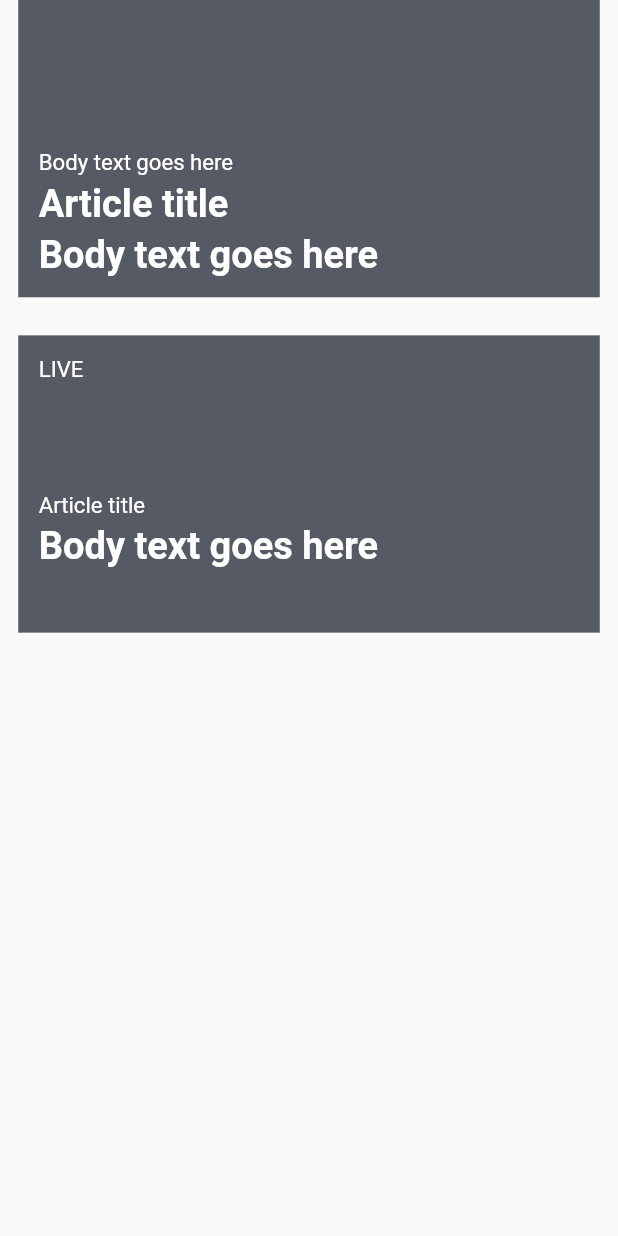
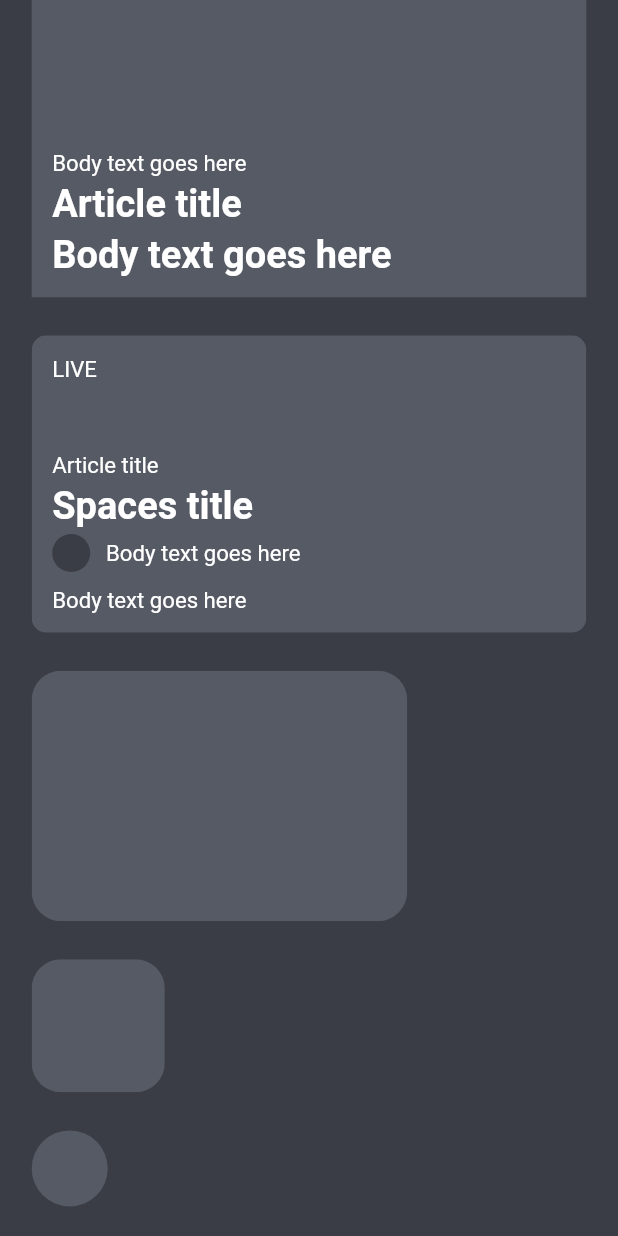
Before and after one commit to bukunmialuko/twitter_ui_kit, a Flutter app: the ImageryRootWidget screen opened by its route, on a phone screen of 412 x 824 dp. Run offline on Flutter 3.47's test engine with Material 2 defaults, Android fonts, the light colour scheme and no system bars; our stand-ins replace flutter_screenutil, flutter_svg, get_it.

Commit message:
Worked on avatar

```diff
--- a/lib/src/components/imagery/root.dart
+++ b/lib/src/components/imagery/root.dart
@@ -1,6 +1,10 @@
 import 'package:flutter/material.dart';
 import 'package:flutter_screenutil/flutter_screenutil.dart';
+import 'package:twitter_ui_kit/src/components/imagery/widgets/thumbnail_widget.dart';
+import 'package:twitter_ui_kit/src/res/colors.dart';
 
+import 'widgets/avatar_widget.dart';
+import 'widgets/feed_thumbnail_widget.dart';
 import 'widgets/hero_widget.dart';
 import 'widgets/spaces_widget.dart';
 
@@ -15,14 +19,26 @@ class _ImageryRootWidgetState extends State<ImageryRootWidget> {
   @override
   Widget build(BuildContext context) {
     return Scaffold(
+      backgroundColor: AppColors.twitterCharcoal100,
       body: SafeArea(
-        child: Column(
-          crossAxisAlignment: CrossAxisAlignment.center,
-          children: [
-            const HeroWidget(),
-            SizedBox(height: 26.h),
-            const SpacesWidget()
-          ],
+        child: SingleChildScrollView(
+          child: Padding(
+            padding: EdgeInsets.only(left: 20.w, right: 20.w),
+            child: Column(
+              crossAxisAlignment: CrossAxisAlignment.start,
+              children: [
+                const HeroWidget(),
+                SizedBox(height: 26.h),
+                const SpacesWidget(),
+                SizedBox(height: 26.h),
+                const FeedThumbnailWidget(),
+                SizedBox(height: 26.h),
+                const ThumbnailWidget(),
+                SizedBox(height: 26.h),
+                const AvatarWidget()
+              ],
+            ),
+          ),
         ),
       ),
     );
--- /dev/null
+++ b/lib/src/components/imagery/widgets/avatar_widget.dart
@@ -0,0 +1,19 @@
+import 'package:flutter/material.dart';
+import 'package:flutter_screenutil/flutter_screenutil.dart';
+import 'package:twitter_ui_kit/src/res/colors.dart';
+
+class AvatarWidget extends StatelessWidget {
+  const AvatarWidget({Key? key}) : super(key: key);
+
+  @override
+  Widget build(BuildContext context) {
+    return Container(
+      width: 48.w,
+      height: 48.w,
+      decoration: const BoxDecoration(
+        shape: BoxShape.circle,
+        color: AppColors.twitterStale100,
+      ),
+    );
+  }
+}
--- /dev/null
+++ b/lib/src/components/imagery/widgets/feed_thumbnail_widget.dart
@@ -0,0 +1,19 @@
+import 'package:flutter/material.dart';
+import 'package:flutter_screenutil/flutter_screenutil.dart';
+import 'package:twitter_ui_kit/src/res/colors.dart';
+
+class FeedThumbnailWidget extends StatelessWidget {
+  const FeedThumbnailWidget({Key? key}) : super(key: key);
+
+  @override
+  Widget build(BuildContext context) {
+    return ClipRRect(
+      borderRadius: BorderRadius.circular(20.r),
+      child: Container(
+        width: 237.w,
+        height: 171.h,
+        color: AppColors.twitterStale100,
+      ),
+    );
+  }
+}
--- a/lib/src/components/imagery/widgets/hero_widget.dart
+++ b/lib/src/components/imagery/widgets/hero_widget.dart
@@ -29,7 +29,7 @@ class HeroWidget extends StatelessWidget {
                 ),
                 maxLines: 2,
               ),
-              const SizedBox(height: 4),
+              SizedBox(height: 4.h),
               Text(
                 'Article title',
                 style: TextStyle(
@@ -40,7 +40,7 @@ class HeroWidget extends StatelessWidget {
                 ),
                 maxLines: 1,
               ),
-              const SizedBox(height: 4),
+              SizedBox(height: 4.h),
               Text(
                 'Body text goes here',
                 style: TextStyle(
--- a/lib/src/components/imagery/widgets/spaces_widget.dart
+++ b/lib/src/components/imagery/widgets/spaces_widget.dart
@@ -10,6 +10,8 @@ class SpacesWidget extends StatelessWidget {
   @override
   Widget build(BuildContext context) {
     return Center(
+      child: ClipRRect(
+        borderRadius: BorderRadius.circular(10.r),
         child: Container(
           height: 203.h,
           width: 367.w,
@@ -41,9 +43,9 @@ class SpacesWidget extends StatelessWidget {
                   ),
                   maxLines: 1,
                 ),
-              const SizedBox(height: 4),
+                SizedBox(height: 4.h),
                 Text(
-                'Body text goes here',
+                  'Spaces title',
                   style: TextStyle(
                     fontSize: 24.sp,
                     color: Colors.white,
@@ -52,16 +54,42 @@ class SpacesWidget extends StatelessWidget {
                   ),
                   maxLines: 1,
                 ),
-              const SizedBox(height: 4),
+                SizedBox(height: 4.h),
                 Row(
                   children: [
                     ImageryWidget(
                       width: 24.w,
                       height: 24.w,
-                  )
+                      color: AppColors.twitterCharcoal100,
+                    ),
+                    SizedBox(width: 10.w),
+                    Expanded(
+                      child: Text(
+                        'Body text goes here',
+                        style: TextStyle(
+                          fontSize: 14.sp,
+                          color: Colors.white,
+                          fontStyle: FontStyle.normal,
+                          fontWeight: FontWeight.w400,
+                        ),
+                        maxLines: 1,
+                      ),
+                    ),
                   ],
-              )
+                ),
+                SizedBox(height: 10.h),
+                Text(
+                  'Body text goes here',
+                  style: TextStyle(
+                    fontSize: 14.sp,
+                    color: Colors.white,
+                    fontStyle: FontStyle.normal,
+                    fontWeight: FontWeight.w400,
+                  ),
+                  maxLines: 1,
+                ),
               ],
+            ),
           ),
         ),
       ),
--- /dev/null
+++ b/lib/src/components/imagery/widgets/thumbnail_widget.dart
@@ -0,0 +1,19 @@
+import 'package:flutter/material.dart';
+import 'package:flutter_screenutil/flutter_screenutil.dart';
+import 'package:twitter_ui_kit/src/res/colors.dart';
+
+class ThumbnailWidget extends StatelessWidget {
+  const ThumbnailWidget({Key? key}) : super(key: key);
+
+  @override
+  Widget build(BuildContext context) {
+    return ClipRRect(
+      borderRadius: BorderRadius.circular(20.r),
+      child: Container(
+        width: 84.w,
+        height: 84.w,
+        color: AppColors.twitterStale100,
+      ),
+    );
+  }
+}
--- a/lib/src/components/menu/widgets/imagery_widget.dart
+++ b/lib/src/components/menu/widgets/imagery_widget.dart
@@ -5,16 +5,18 @@ import 'package:twitter_ui_kit/src/res/colors.dart';
 class ImageryWidget extends StatelessWidget {
   final double? width;
   final double? height;
+  final Color? color;
 
-  const ImageryWidget({Key? key, this.width, this.height}) : super(key: key);
+  const ImageryWidget({Key? key, this.width, this.height, this.color})
+      : super(key: key);
 
   @override
   Widget build(BuildContext context) {
     return Container(
       width: width ?? 48.w,
       height: height ?? 48.w,
-      decoration: const BoxDecoration(
-        color: AppColors.twitterStale100,
+      decoration: BoxDecoration(
+        color: color ?? AppColors.twitterStale100,
         shape: BoxShape.circle,
       ),
     );
```
Lines whose indentation alone changed are shown as unchanged.
